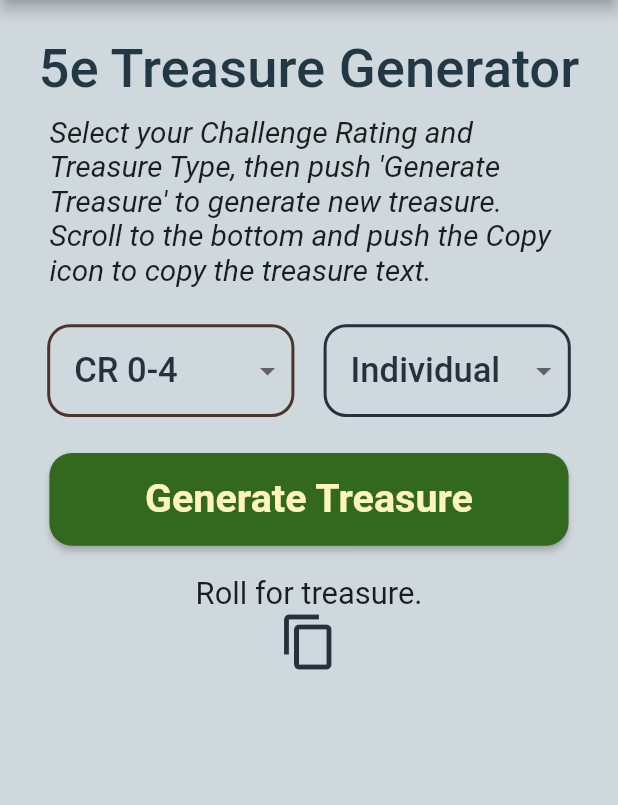
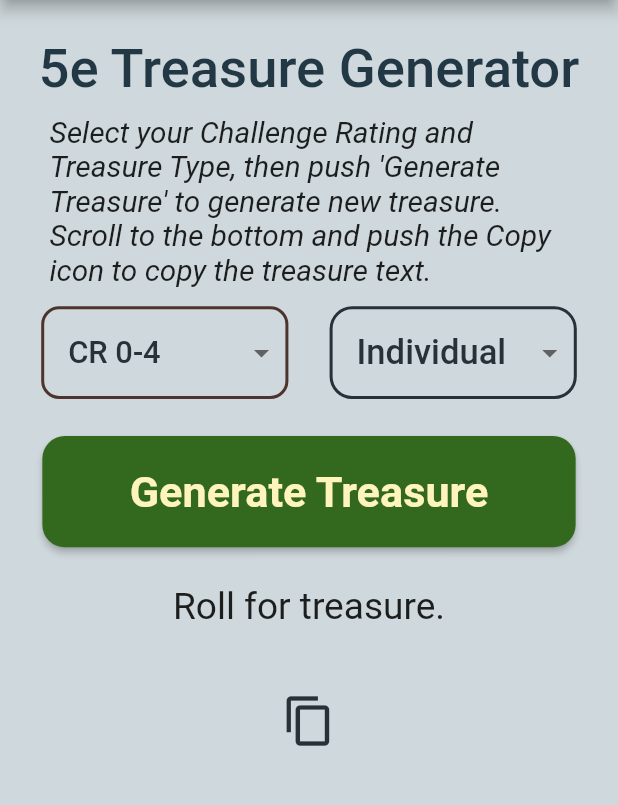
Before and after one commit to villagelder/generator5e, a Flutter app: the screen it shows after launch, after a tap on "Treasures", on a phone screen of 412 x 824 dp, the part 84-889 px from its top. Run offline on Flutter 3.47's test engine with Material 2 defaults, Android fonts, the phone set to English and light mode, and no system bars; Roboto replaces fonts that are missing (Georgia).

Commit message:
fixed treasure generator bugs

```diff
--- a/lib/screens/DND5e/treasures.dart
+++ b/lib/screens/DND5e/treasures.dart
@@ -1,4 +1,5 @@
 import 'package:flutter/material.dart';
+import 'package:flutter/services.dart';
 import 'package:generator5e/services/treasureGenerator5e.dart';
 
 class TreasuresPage extends MaterialPageRoute<Null> {
@@ -26,7 +27,7 @@ class TreasuresPage extends MaterialPageRoute<Null> {
                   Padding(
                     padding: const EdgeInsets.fromLTRB(0, 24, 0, 0),
                     child: SizedBox(
-                      height: screenHeight *.05,
+                      height: screenHeight * .05,
                       child: Center(
                         child: Text(
                           '5e Treasure Generator',
@@ -49,7 +50,8 @@ class TreasuresPage extends MaterialPageRoute<Null> {
                         'generate new treasure. Scroll to the bottom and push the Copy icon to copy the treasure text.',
                         style: TextStyle(
                             fontSize: MediaQuery.of(ctx).size.height * 0.024,
-                            fontFamily: 'Georgia', fontStyle: FontStyle.italic),
+                            fontFamily: 'Georgia',
+                            fontStyle: FontStyle.italic),
                       ),
                     ),
                   ),
@@ -100,10 +102,10 @@ class _TreasureTypeDDBState extends State<TreasureTypeDDB> {
             value: ttValue,
             icon: const Icon(Icons.arrow_drop_down_outlined),
             elevation: 16,
-            style:  TextStyle(
+            style: TextStyle(
               color: Color.fromRGBO(38, 50, 56, 1.0),
               fontFamily: 'Georgia',
-              fontSize:  MediaQuery.of(context).size.height * 0.028,
+              fontSize: MediaQuery.of(context).size.height * 0.028,
               fontWeight: FontWeight.w500,
             ),
             underline: Container(
@@ -136,7 +138,7 @@ class _ChallengeRatingDDBState extends State<ChallengeRatingDDB> {
   Widget build(BuildContext context) {
     return Container(
       decoration: BoxDecoration(
-        borderRadius: BorderRadius.circular(15.0),
+        borderRadius: BorderRadius.circular(12.0),
         border: Border.all(
             color: Colors.brown.shade800, style: BorderStyle.solid, width: 2.0),
       ),
@@ -148,11 +150,10 @@ class _ChallengeRatingDDBState extends State<ChallengeRatingDDB> {
           child: DropdownButton<String>(
             value: crValue,
             icon: const Icon(Icons.arrow_drop_down_outlined),
-            elevation: 16,
             style: TextStyle(
                 color: Color.fromRGBO(38, 50, 56, 1.0),
                 fontFamily: 'Georgia',
-                fontSize: MediaQuery.of(context).size.height * 0.028,
+                fontSize: MediaQuery.of(context).size.height * 0.025,
                 fontWeight: FontWeight.w500),
             underline: Container(
               height: 2,
@@ -186,15 +187,16 @@ class TextChanger extends StatefulWidget {
 
 class _TextChangerState extends State<TextChanger> {
   // Declare the variable
+  TreasureGenerator5e trGen = TreasureGenerator5e();
   String dynamicText = 'Roll for treasure.';
-  TreasureGenerator5e trGen = TreasureGenerator5e();
 
   updateText() {
-    setState(() {
     dynamicText = trGen
         .generate(
             _ChallengeRatingDDBState.crValue, _TreasureTypeDDBState.ttValue)
         .toString();
+    setState(() {
+      dynamicText;
     });
   }
 
@@ -202,21 +204,19 @@ class _TextChangerState extends State<TextChanger> {
   Widget build(BuildContext ctx) {
     return Column(
       children: [
-        const Padding(
-          padding: EdgeInsets.all(12.0),
-          child: Row(
+        const Row(
           mainAxisAlignment: MainAxisAlignment.spaceEvenly,
           children: [
             ChallengeRatingDDB(),
             TreasureTypeDDB(),
           ],
         ),
-        ),
         Padding(
-          padding: const EdgeInsets.fromLTRB(0, 12.0, 0, 0),
+          padding: EdgeInsets.fromLTRB(
+              0, MediaQuery.of(ctx).size.width * 0.06, 0, 0),
           child: SizedBox(
-            width: MediaQuery.of(ctx).size.width * 0.84,
-            height: MediaQuery.of(ctx).size.width * 0.15,
+            width: MediaQuery.of(ctx).size.width * 0.863,
+            height: MediaQuery.of(ctx).size.width * 0.18,
             child: ElevatedButton(
               style: ElevatedButton.styleFrom(
                 foregroundColor: const Color.fromRGBO(255, 245, 188, 1.0),
@@ -230,23 +230,33 @@ class _TextChangerState extends State<TextChanger> {
                 'Generate Treasure',
                 style: TextStyle(
                     fontFamily: 'Georgia',
-                    fontSize: MediaQuery.of(ctx).size.height * .032,
-                    fontWeight: FontWeight.w600),
+                    fontSize: MediaQuery.of(ctx).size.height * .035,
+                    fontWeight: FontWeight.w700),
               ),
             ),
           ),
         ),
         Padding(
-          padding:  EdgeInsets.fromLTRB(40, 20, 40, 0),
+          padding: EdgeInsets.fromLTRB(
+              MediaQuery.of(ctx).size.width * 0.07,
+              MediaQuery.of(ctx).size.height * 0.03,
+              MediaQuery.of(ctx).size.width * 0.07,
+              0),
           child: Text(dynamicText,
-              style:  TextStyle(fontFamily: 'Georgia', fontSize: MediaQuery.of(ctx).size.height * 0.025,)),
+              style: TextStyle(
+                fontFamily: 'Georgia',
+                fontSize: MediaQuery.of(ctx).size.height * 0.03,
+              )),
         ),
         Padding(
-          padding: const EdgeInsets.fromLTRB(0, 0, 0, 20.0),
-          child: Icon(
-            Icons.copy,
+          padding: const EdgeInsets.fromLTRB(0, 36, 0, 0),
+          child: IconButton(
+            iconSize: 36,
+            icon: const Icon(Icons.copy),
             color: Colors.blueGrey.shade900,
-            size: 40.0,
+            onPressed: () {
+              Clipboard.setData(ClipboardData(text: dynamicText));
+            },
           ),
         ),
       ],
```
Also changed, not shown: lib/screens/DND5e/magicitems.dart (+15 -15 lines), lib/services/treasureGenerator5e.dart (+45 -17 lines). Lines whose indentation alone changed are shown as unchanged.
